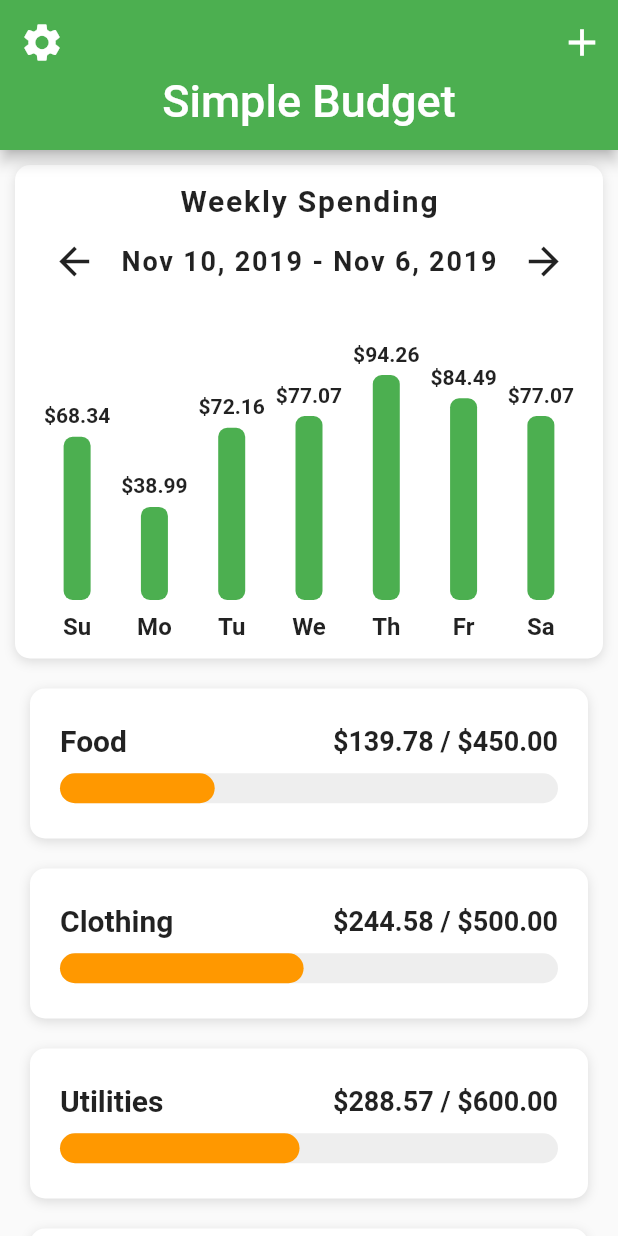
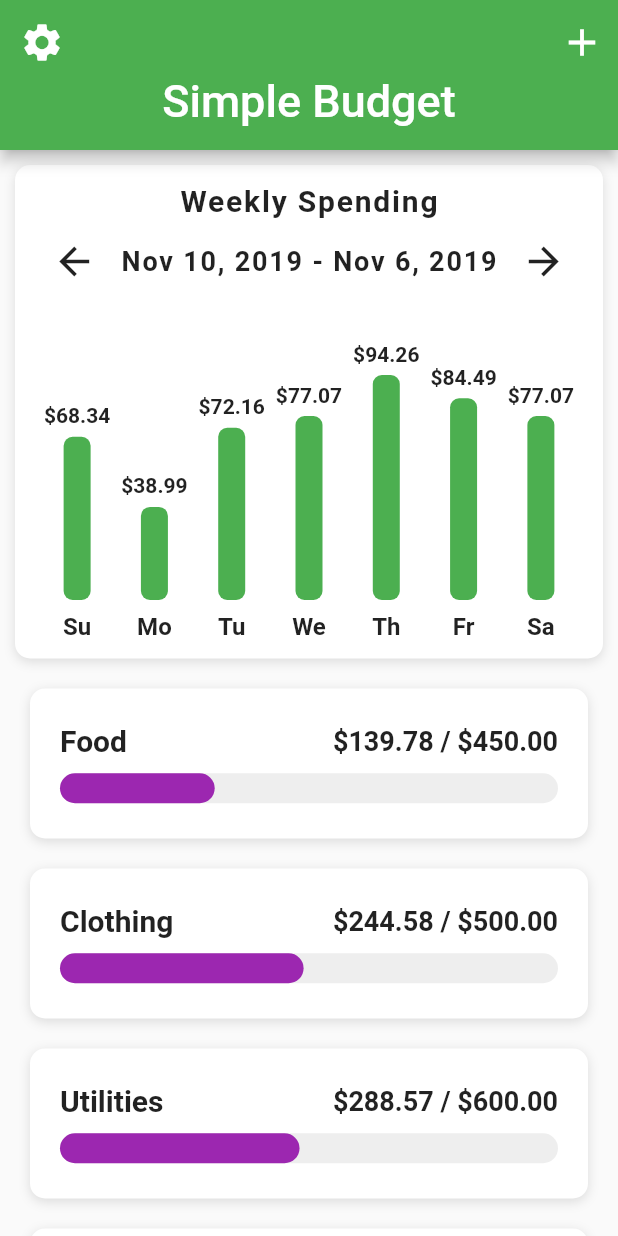
Before and after one commit to usamamanzoor07/flutter_budget_ui, a Flutter app: the screen it shows after launch, on a phone screen of 412 x 824 dp. Run offline on Flutter 3.47's test engine with Material 2 defaults, Android fonts, the phone set to English and light mode, and no system bars.

Commit message:
Middle range Color Changed from orange to purple.

```diff
--- a/lib/helpers/color_helper.dart
+++ b/lib/helpers/color_helper.dart
@@ -4,7 +4,7 @@ Color getColor(BuildContext context, double percent){
   if(percent >= 0.50){
     return Theme.of(context).primaryColor;
   }else if(percent >= 0.25){
-    return Colors.orange;
+    return Colors.purple;
   }
   return Colors.red;
 }
```
Also changed, not shown: pubspec.lock.
